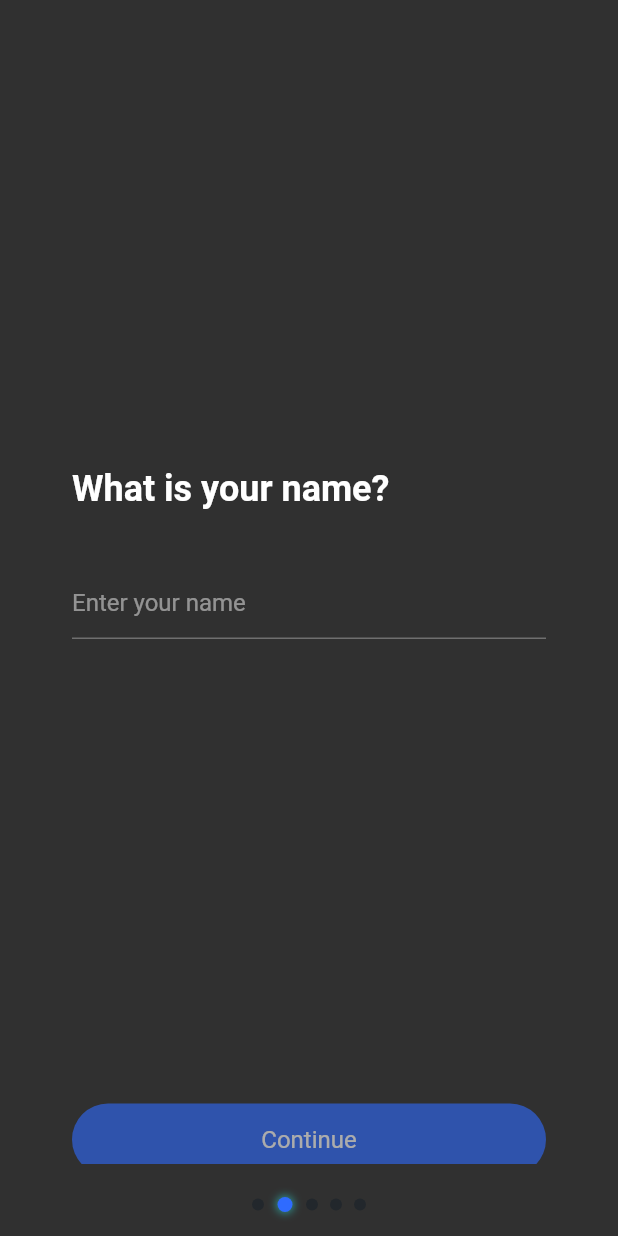
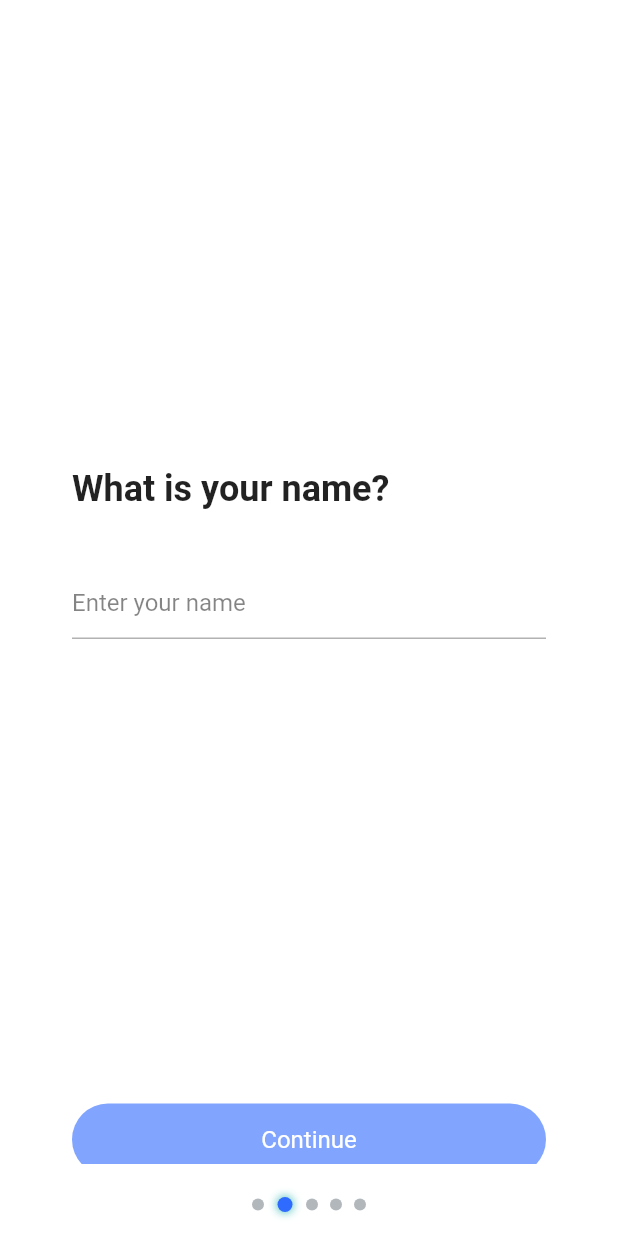
Before and after one commit to ngthailam/flutter_password_saver, a Flutter app: the screen it shows after launch, after a tap on "Get started", on a phone screen of 412 x 824 dp. Run offline on Flutter 3.47's test engine with Material 2 defaults, Android fonts, the phone set to English and light mode, and no system bars; our stand-ins replace copy_with_extension, equatable, flutter_bloc, flutter_secure_storage, flutter_slidable, flutter_svg and 7 more; missing offline and left inert: local_auth_platform_interface; accounts and stored records are empty.

Commit message:
[Issue#10] Fix theme mode issues

```diff
--- a/lib/domain/usecase/preference/account_preference_use_case.dart
+++ b/lib/domain/usecase/preference/account_preference_use_case.dart
@@ -1,6 +1,7 @@
 import 'package:flutter_password_saver/domain/model/account_preference.dart';
 import 'package:flutter_password_saver/domain/repository/account_pref_repo.dart';
 import 'package:injectable/injectable.dart';
+import 'package:collection/collection.dart';
 
 @injectable
 class AccountPreferenceUseCase {
@@ -10,6 +11,16 @@ class AccountPreferenceUseCase {
 
   Future<AccountPreference> getAccountPrefs() {
     return _accountPrefRepo.getAccountPrefs();
+  }
+
+  Future<bool> getIsDarkModeEnabled() {
+    return getAccountPrefs().then((value) {
+      return value.items
+              .firstWhereOrNull(
+                  (element) => element.name == PreferenceName.enableDarkMode)
+              ?.value ??
+          AccountPreference.enableDarkModeDefault;
+    });
   }
 
   Future<void> saveAccountPreference({
--- a/lib/main.dart
+++ b/lib/main.dart
@@ -1,9 +1,11 @@
 import 'package:flutter/material.dart';
+import 'package:flutter_password_saver/domain/usecase/preference/account_preference_use_case.dart';
 import 'package:flutter_password_saver/initializer/hive_initializer.dart';
 import 'package:flutter_password_saver/presentation/page/gateway/gateway_page.dart';
 import 'package:flutter_password_saver/presentation/values/colors.dart';
 import 'package:flutter_password_saver/presentation/widget/hot_restart_widget.dart';
 import 'package:flutter_password_saver/util/app_router.dart';
+import 'package:flutter_password_saver/util/theme_util.dart';
 import 'package:flutter_svg/svg.dart';
 import 'package:get_it/get_it.dart';
 import 'package:injectable/injectable.dart';
@@ -25,15 +27,28 @@ void main() async {
   WidgetsFlutterBinding.ensureInitialized();
   configureDependencies();
   await initHive();
+  await initTheme();
 
   runApp(const MyApp());
+}
+
+Future<void> initTheme() async {
+  final isDarkModeEnabled =
+      await getIt<AccountPreferenceUseCase>().getIsDarkModeEnabled();
+  if (isDarkMode() != isDarkModeEnabled) {
+    changeThemeMode();
+  }
 }
 
 class MyApp extends StatefulWidget {
   const MyApp({Key? key}) : super(key: key);
 
   static final ValueNotifier<ThemeMode> themeNotifier =
-      ValueNotifier(ThemeMode.dark);
+      ValueNotifier(ThemeMode.light);
+
+  static void resetDefaultTheme() {
+    themeNotifier.value = ThemeMode.light;
+  }
 
   @override
   State<MyApp> createState() => _MyAppState();
@@ -65,7 +80,7 @@ class _MyAppState extends State<MyApp> {
               scaffoldBackgroundColor: AppColors.white500,
               brightness: Brightness.light,
             ),
-            darkTheme: ThemeData.dark().copyWith(),
+            darkTheme: ThemeData.dark(),
             themeMode: currentMode,
             onGenerateRoute: (RouteSettings settings) =>
                 AppRouter.generateRoute(settings),
--- a/lib/presentation/page/auth/register/register_page.dart
+++ b/lib/presentation/page/auth/register/register_page.dart
@@ -14,6 +14,7 @@ import 'package:flutter_password_saver/presentation/widget/primary_alert_dialog.
 import 'package:flutter_password_saver/presentation/widget/primary_button.dart';
 import 'package:flutter_password_saver/presentation/widget/slide_up_widget.dart';
 import 'package:flutter_password_saver/util/app_router.dart';
+import 'package:flutter_password_saver/util/theme_util.dart';
 import 'package:flutter_svg/svg.dart';
 
 class RegisterPage extends StatefulWidget {
@@ -190,6 +191,20 @@ class _BenefitPage extends StatefulWidget {
 }
 
 class _BenefitPageState extends State<_BenefitPage> {
+  bool _isDarkMode = true;
+
+  @override
+  void initState() {
+    _isDarkMode = isDarkMode();
+    super.initState();
+  }
+
+  @override
+  void didUpdateWidget(covariant _BenefitPage oldWidget) {
+    _isDarkMode = isDarkMode();
+    super.didUpdateWidget(oldWidget);
+  }
+
   @override
   Widget build(BuildContext context) {
     return Stack(
@@ -269,7 +284,10 @@ class _BenefitPageState extends State<_BenefitPage> {
       child: RichText(
         text: TextSpan(
           text: 'A place to remember all of your Passwords for you ',
-          style: const TextStyle(fontSize: 14),
+          style: TextStyle(
+            fontSize: 14,
+            color: _isDarkMode ? AppColors.white500 : AppColors.black500,
+          ),
           children: [
             const TextSpan(
               text: 'SECURELY',
@@ -291,10 +309,13 @@ class _BenefitPageState extends State<_BenefitPage> {
     return SlideUp(
       delay: const Duration(milliseconds: 1600),
       child: RichText(
-        text: const TextSpan(
+        text: TextSpan(
           text: 'Internet connection is',
-          style: TextStyle(fontSize: 14),
-          children: [
+          style: TextStyle(
+            fontSize: 14,
+            color: _isDarkMode ? AppColors.white500 : AppColors.black500,
+          ),
+          children: const [
             TextSpan(
               text: ' NOT USED',
               style: TextStyle(
--- a/lib/presentation/widget/hot_restart_widget.dart
+++ b/lib/presentation/widget/hot_restart_widget.dart
@@ -1,4 +1,6 @@
+import 'package:flutter/material.dart';
 import 'package:flutter/widgets.dart';
+import 'package:flutter_password_saver/main.dart';
 
 class HotRestart extends StatefulWidget {
   final Widget child;
@@ -17,6 +19,7 @@ class _HotRestartState extends State<HotRestart> {
   Key key = UniqueKey();
 
   void hotRestart() {
+    MyApp.resetDefaultTheme();
     setState(() {
       key = UniqueKey();
     });
--- a/lib/presentation/widget/search_box_widget.dart
+++ b/lib/presentation/widget/search_box_widget.dart
@@ -47,6 +47,7 @@ class SearchBox extends StatelessWidget {
           hintText: 'Search',
         ),
         maxLines: 1,
+        autofocus: false,
         onChanged: (text) => _debouncer.run(() {
           onChanged?.call(text);
         }),
```
Also changed, not shown: lib/presentation/page/auth/register/widget/password_input_page.dart (+11 -1 lines), lib/presentation/page/password/create/bloc/password_save_bloc.dart (+8 -7 lines), lib/presentation/page/preferences/preferences_page.dart (+6 -4 lines).
